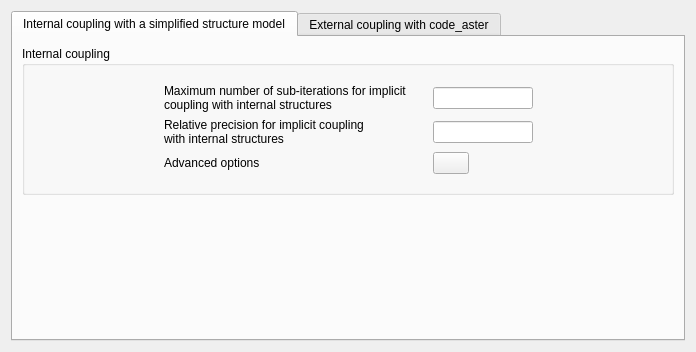
Qt form python/code_saturne/gui/case/FluidStructureInteractionForm.ui (code-saturne/code_saturne) before a commit.
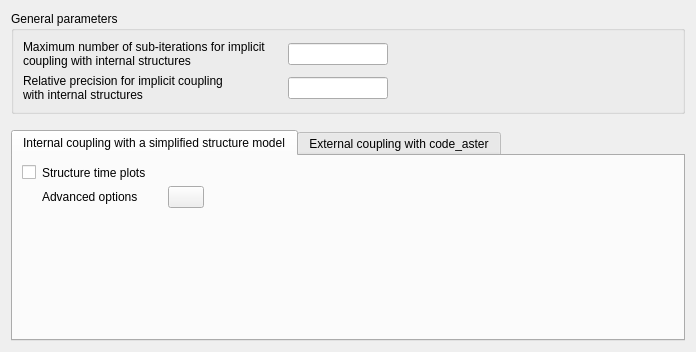
The same form after that commit. Icons and pictures are not drawn.

Commit message:
[GUI] add some code_aster coupling parameters.
Also move parameters common to internal and external ALE parameters to
common section above tabbed view.

So as to handle the verbosity and visualization parameters through
the GUI, some code adaptations and a bit of Fortran to C conversion
were necessary.

What changed in the file:
```diff
--- a/python/code_saturne/gui/case/FluidStructureInteractionForm.ui
+++ b/python/code_saturne/gui/case/FluidStructureInteractionForm.ui
@@ -13,8 +13,110 @@
   <property name="windowTitle">
    <string>Form</string>
   </property>
+  <layout class="QVBoxLayout" name="verticalLayout">
+   <item>
+    <widget class="QGroupBox" name="groupBox">
+     <property name="title">
+      <string>General parameters</string>
+     </property>
   <layout class="QGridLayout" name="gridLayout_5">
-   <item row="0" column="0" rowspan="2" colspan="5">
+      <item row="0" column="1">
+       <spacer>
+        <property name="orientation">
+         <enum>Qt::Horizontal</enum>
+        </property>
+        <property name="sizeType">
+         <enum>QSizePolicy::Fixed</enum>
+        </property>
+        <property name="sizeHint" stdset="0">
+         <size>
+          <width>16</width>
+          <height>16</height>
+         </size>
+        </property>
+       </spacer>
+      </item>
+      <item row="0" column="2">
+       <widget class="QLineEdit" name="lineEditNALIMX">
+        <property name="maximumSize">
+         <size>
+          <width>100</width>
+          <height>16777215</height>
+         </size>
+        </property>
+        <property name="toolTip">
+         <string>&lt;html&gt;&lt;head/&gt;&lt;body&gt;&lt;p&gt;&lt;span style=&quot; font-size:9pt;&quot;&gt;code_saturne key word: &lt;/span&gt;&lt;span style=&quot; font-size:9pt; font-weight:600;&quot;&gt;NALIMX&lt;/span&gt;&lt;/p&gt;&lt;/body&gt;&lt;/html&gt;</string>
+        </property>
+       </widget>
+      </item>
+      <item row="0" column="3">
+       <spacer name="horizontalSpacer_3">
+        <property name="orientation">
+         <enum>Qt::Horizontal</enum>
+        </property>
+        <property name="sizeHint" stdset="0">
+         <size>
+          <width>40</width>
+          <height>20</height>
+         </size>
+        </property>
+       </spacer>
+      </item>
+      <item row="0" column="0">
+       <widget class="QLabel" name="labelNALIMX">
+        <property name="toolTip">
+         <string>&lt;html&gt;&lt;head/&gt;&lt;body&gt;&lt;p&gt;&lt;span style=&quot; font-size:9pt;&quot;&gt;code_saturne key word: &lt;/span&gt;&lt;span style=&quot; font-size:9pt; font-weight:600;&quot;&gt;NALIMX&lt;/span&gt;&lt;/p&gt;&lt;/body&gt;&lt;/html&gt;</string>
+        </property>
+        <property name="text">
+         <string>Maximum number of sub-iterations for implicit
+coupling with internal structures</string>
+        </property>
+       </widget>
+      </item>
+      <item row="1" column="0">
+       <widget class="QLabel" name="labelEPALIM">
+        <property name="toolTip">
+         <string>&lt;html&gt;&lt;head/&gt;&lt;body&gt;&lt;p&gt;&lt;span style=&quot; font-size:9pt;&quot;&gt;code_saturne key word: &lt;/span&gt;&lt;span style=&quot; font-size:9pt; font-weight:600;&quot;&gt;EPALIM&lt;/span&gt;&lt;/p&gt;&lt;/body&gt;&lt;/html&gt;</string>
+        </property>
+        <property name="text">
+         <string>Relative precision for implicit coupling
+with internal structures</string>
+        </property>
+       </widget>
+      </item>
+      <item row="1" column="2">
+       <widget class="QLineEdit" name="lineEditEPALIM">
+        <property name="maximumSize">
+         <size>
+          <width>100</width>
+          <height>16777215</height>
+         </size>
+        </property>
+        <property name="toolTip">
+         <string>&lt;html&gt;&lt;head/&gt;&lt;body&gt;&lt;p&gt;&lt;span style=&quot; font-size:9pt;&quot;&gt;code_saturne key word: &lt;/span&gt;&lt;span style=&quot; font-size:9pt; font-weight:600;&quot;&gt;EPALIM&lt;/span&gt;&lt;/p&gt;&lt;/body&gt;&lt;/html&gt;</string>
+        </property>
+       </widget>
+      </item>
+     </layout>
+    </widget>
+   </item>
+   <item>
+    <spacer name="verticalSpacer_4">
+     <property name="orientation">
+      <enum>Qt::Vertical</enum>
+     </property>
+     <property name="sizeType">
+      <enum>QSizePolicy::Fixed</enum>
+     </property>
+     <property name="sizeHint" stdset="0">
+      <size>
+       <width>20</width>
+       <height>10</height>
+      </size>
+     </property>
+    </spacer>
+   </item>
+   <item>
     <widget class="QTabWidget" name="tabWidget">
      <property name="currentIndex">
       <number>0</number>
@@ -24,38 +126,21 @@
        <string>Internal coupling with a simplified structure model</string>
       </attribute>
       <layout class="QGridLayout" name="gridLayout_4">
-       <item row="0" column="0">
-        <widget class="QGroupBox" name="groupBoxALE">
-         <property name="enabled">
-          <bool>true</bool>
+       <item row="2" column="1">
+        <spacer name="verticalSpacer_3">
+         <property name="orientation">
+          <enum>Qt::Vertical</enum>
          </property>
-         <property name="acceptDrops">
-          <bool>false</bool>
+         <property name="sizeHint" stdset="0">
+          <size>
+           <width>20</width>
+           <height>40</height>
+          </size>
          </property>
-         <property name="autoFillBackground">
-          <bool>false</bool>
-         </property>
-         <property name="title">
-          <string>Internal coupling</string>
-         </property>
-         <property name="flat">
-          <bool>false</bool>
-         </property>
-         <property name="checkable">
-          <bool>false</bool>
-         </property>
-         <layout class="QGridLayout" name="gridLayout_3">
-          <item row="0" column="0">
-           <widget class="QFrame" name="frame">
-            <property name="frameShape">
-             <enum>QFrame::NoFrame</enum>
-            </property>
-            <property name="frameShadow">
-             <enum>QFrame::Raised</enum>
-            </property>
-            <layout class="QHBoxLayout" name="horizontalLayout_11">
-             <item>
-              <spacer name="horizontalSpacer">
+        </spacer>
+       </item>
+       <item row="1" column="5">
+        <spacer name="horizontalSpacer_4">
                <property name="orientation">
                 <enum>Qt::Horizontal</enum>
                </property>
@@ -67,22 +152,7 @@
                </property>
               </spacer>
              </item>
-             <item>
-              <layout class="QVBoxLayout" name="verticalLayout_3">
-               <item>
-                <layout class="QGridLayout" name="gridLayout">
-                 <item row="1" column="0">
-                  <widget class="QLabel" name="labelEPALIM">
-                   <property name="toolTip">
-                    <string>&lt;html&gt;&lt;head/&gt;&lt;body&gt;&lt;p&gt;&lt;span style=&quot; font-size:9pt;&quot;&gt;code_saturne key word: &lt;/span&gt;&lt;span style=&quot; font-size:9pt; font-weight:600;&quot;&gt;EPALIM&lt;/span&gt;&lt;/p&gt;&lt;/body&gt;&lt;/html&gt;</string>
-                   </property>
-                   <property name="text">
-                    <string>Relative precision for implicit coupling
-with internal structures</string>
-                   </property>
-                  </widget>
-                 </item>
-                 <item row="2" column="2">
+       <item row="1" column="4">
                   <widget class="QPushButton" name="pushButtonAdvanced">
                    <property name="maximumSize">
                     <size>
@@ -102,124 +172,48 @@
                    </property>
                   </widget>
                  </item>
-                 <item row="1" column="2">
-                  <widget class="QLineEdit" name="lineEditEPALIM">
-                   <property name="maximumSize">
-                    <size>
-                     <width>100</width>
-                     <height>16777215</height>
-                    </size>
-                   </property>
-                   <property name="toolTip">
-                    <string>&lt;html&gt;&lt;head/&gt;&lt;body&gt;&lt;p&gt;&lt;span style=&quot; font-size:9pt;&quot;&gt;code_saturne key word: &lt;/span&gt;&lt;span style=&quot; font-size:9pt; font-weight:600;&quot;&gt;EPALIM&lt;/span&gt;&lt;/p&gt;&lt;/body&gt;&lt;/html&gt;</string>
-                   </property>
-                  </widget>
-                 </item>
-                 <item row="0" column="1">
-                  <spacer>
-                   <property name="orientation">
-                    <enum>Qt::Horizontal</enum>
-                   </property>
-                   <property name="sizeHint" stdset="0">
-                    <size>
-                     <width>16</width>
-                     <height>16</height>
-                    </size>
-                   </property>
-                  </spacer>
-                 </item>
                  <item row="1" column="1">
-                  <spacer>
-                   <property name="orientation">
-                    <enum>Qt::Horizontal</enum>
-                   </property>
-                   <property name="sizeHint" stdset="0">
-                    <size>
-                     <width>20</width>
-                     <height>20</height>
-                    </size>
-                   </property>
-                  </spacer>
-                 </item>
-                 <item row="2" column="1">
-                  <spacer>
-                   <property name="orientation">
-                    <enum>Qt::Horizontal</enum>
-                   </property>
-                   <property name="sizeHint" stdset="0">
-                    <size>
-                     <width>20</width>
-                     <height>22</height>
-                    </size>
-                   </property>
-                  </spacer>
-                 </item>
-                 <item row="0" column="2">
-                  <widget class="QLineEdit" name="lineEditNALIMX">
-                   <property name="maximumSize">
-                    <size>
-                     <width>100</width>
-                     <height>16777215</height>
-                    </size>
-                   </property>
-                   <property name="toolTip">
-                    <string>&lt;html&gt;&lt;head/&gt;&lt;body&gt;&lt;p&gt;&lt;span style=&quot; font-size:9pt;&quot;&gt;code_saturne key word: &lt;/span&gt;&lt;span style=&quot; font-size:9pt; font-weight:600;&quot;&gt;NALIMX&lt;/span&gt;&lt;/p&gt;&lt;/body&gt;&lt;/html&gt;</string>
-                   </property>
-                  </widget>
-                 </item>
-                 <item row="2" column="0">
                   <widget class="QLabel" name="label">
                    <property name="text">
                     <string>Advanced options</string>
                    </property>
                   </widget>
                  </item>
-                 <item row="0" column="0">
-                  <widget class="QLabel" name="labelNALIMX">
-                   <property name="toolTip">
-                    <string>&lt;html&gt;&lt;head/&gt;&lt;body&gt;&lt;p&gt;&lt;span style=&quot; font-size:9pt;&quot;&gt;code_saturne key word: &lt;/span&gt;&lt;span style=&quot; font-size:9pt; font-weight:600;&quot;&gt;NALIMX&lt;/span&gt;&lt;/p&gt;&lt;/body&gt;&lt;/html&gt;</string>
-                   </property>
+       <item row="0" column="1">
+        <widget class="QLabel" name="label_2">
                    <property name="text">
-                    <string>Maximum number of sub-iterations for implicit
-coupling with internal structures</string>
+          <string>Structure time plots</string>
                    </property>
                   </widget>
                  </item>
-                </layout>
-               </item>
-              </layout>
-             </item>
-             <item>
+       <item row="1" column="3">
               <spacer>
                <property name="orientation">
                 <enum>Qt::Horizontal</enum>
                </property>
+         <property name="sizeType">
+          <enum>QSizePolicy::Fixed</enum>
+         </property>
                <property name="sizeHint" stdset="0">
                 <size>
-                 <width>6</width>
-                 <height>17</height>
+           <width>16</width>
+           <height>16</height>
                 </size>
                </property>
               </spacer>
              </item>
-            </layout>
-           </widget>
-          </item>
-         </layout>
-        </widget>
-       </item>
-       <item row="1" column="0">
-        <spacer name="verticalSpacer_3">
-         <property name="orientation">
-          <enum>Qt::Vertical</enum>
+       <item row="0" column="0">
+        <widget class="QCheckBox" name="checkBoxStructureTimePlot">
+         <property name="toolTip">
+          <string>code_saturne key word: ihistr</string>
          </property>
-         <property name="sizeHint" stdset="0">
-          <size>
-           <width>20</width>
-           <height>40</height>
-          </size>
+         <property name="layoutDirection">
+          <enum>Qt::RightToLeft</enum>
          </property>
-        </spacer>
+         <property name="text">
+          <string/>
+         </property>
+        </widget>
        </item>
       </layout>
      </widget>
@@ -228,16 +222,21 @@
        <string>External coupling with code_aster</string>
       </attribute>
       <layout class="QGridLayout" name="gridLayout_8">
-       <item row="0" column="0" rowspan="2">
-        <widget class="QGroupBox" name="groupBox_9">
-         <property name="title">
-          <string>External coupling</string>
+       <item row="0" column="1">
+        <spacer name="horizontalSpacer">
+         <property name="orientation">
+          <enum>Qt::Horizontal</enum>
          </property>
-         <property name="checkable">
-          <bool>false</bool>
+         <property name="sizeType">
+          <enum>QSizePolicy::Fixed</enum>
          </property>
-         <layout class="QVBoxLayout" name="verticalLayout_5"/>
-        </widget>
+         <property name="sizeHint" stdset="0">
+          <size>
+           <width>16</width>
+           <height>16</height>
+          </size>
+         </property>
+        </spacer>
        </item>
        <item row="2" column="0">
         <spacer name="verticalSpacer">
@@ -252,11 +251,44 @@
          </property>
         </spacer>
        </item>
+       <item row="1" column="0">
+        <widget class="QLabel" name="label_ast_vis">
+         <property name="text">
+          <string>Visualization level</string>
+         </property>
+        </widget>
+       </item>
+       <item row="0" column="0">
+        <widget class="QLabel" name="label_ast_log">
+         <property name="text">
+          <string>Verbosity level</string>
+         </property>
+        </widget>
+       </item>
+       <item row="1" column="2">
+        <widget class="QSpinBox" name="spinBox_ast_viz"/>
+       </item>
+       <item row="0" column="3">
+        <spacer name="horizontalSpacer_2">
+         <property name="orientation">
+          <enum>Qt::Horizontal</enum>
+         </property>
+         <property name="sizeHint" stdset="0">
+          <size>
+           <width>40</width>
+           <height>20</height>
+          </size>
+         </property>
+        </spacer>
+       </item>
+       <item row="0" column="2">
+        <widget class="QSpinBox" name="spinBox_ast_log"/>
+       </item>
       </layout>
      </widget>
     </widget>
    </item>
-   <item row="2" column="0">
+   <item>
     <spacer name="verticalSpacer_2">
      <property name="orientation">
       <enum>Qt::Vertical</enum>
```
Lines whose indentation alone changed are shown as unchanged. The commit also changes 25 other files.
